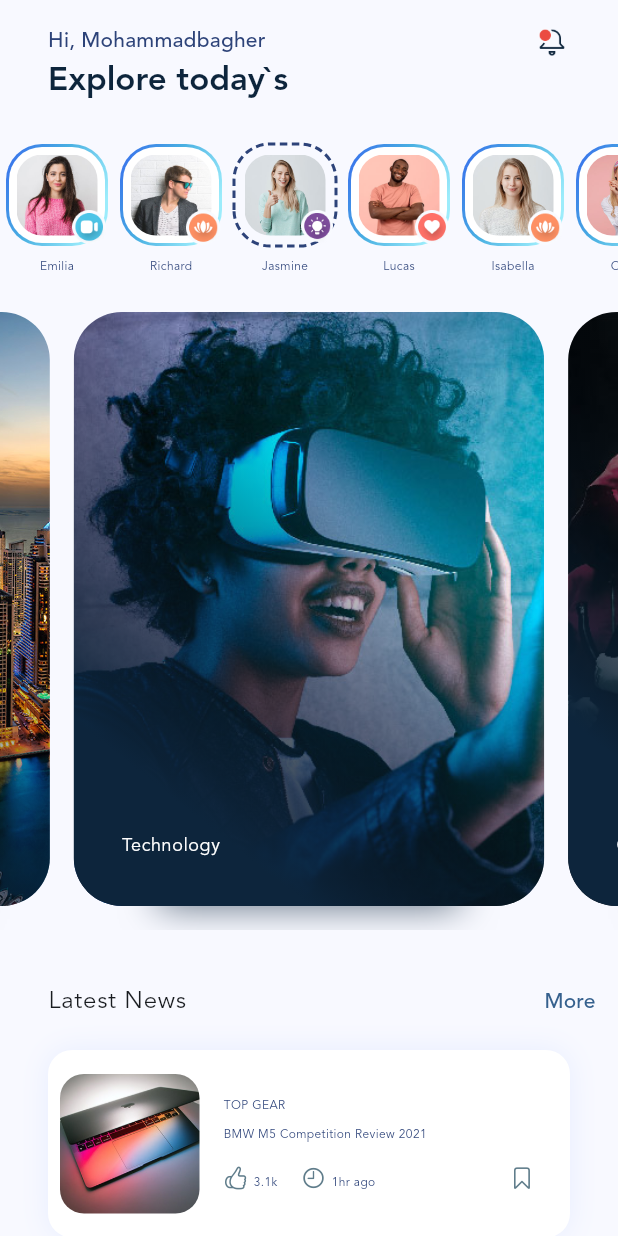
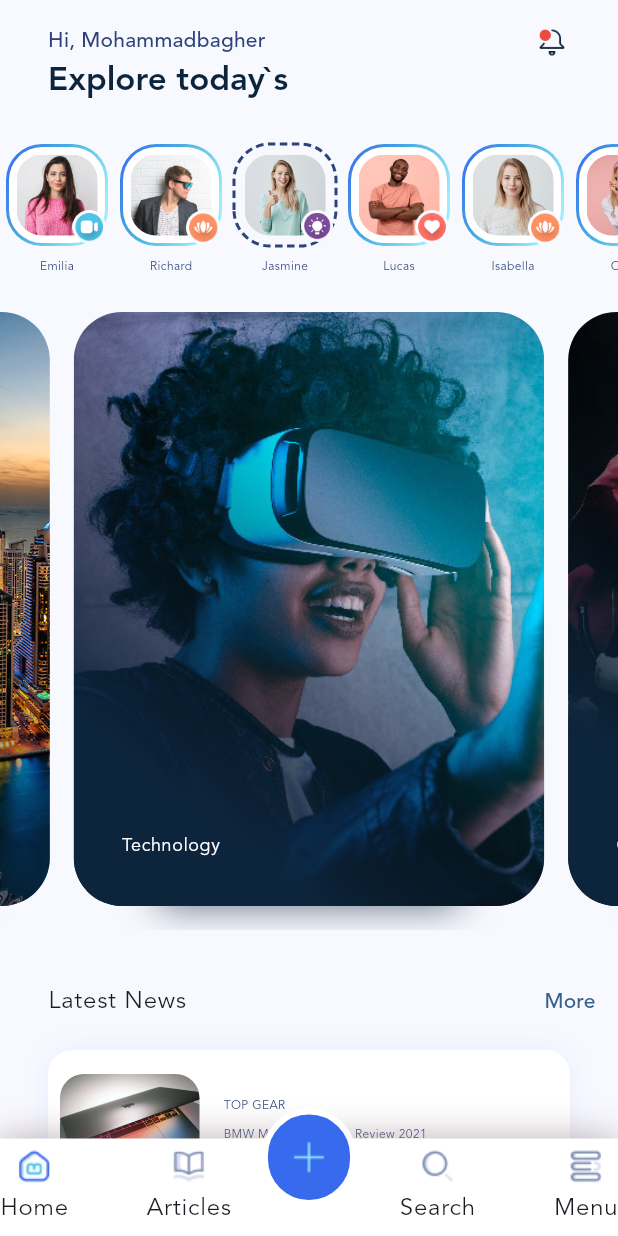
Before and after one commit to baqer2023/blog_club, a Flutter app: the screen it shows after launch, on a phone screen of 412 x 824 dp. Run offline on Flutter 3.47's test engine with Material 3 defaults, Android fonts, the phone set to English and light mode, and no system bars; drawn by our look-alikes of carousel_slider, dotted_border.

Commit message:
add navigation bar

```diff
--- a/lib/main.dart
+++ b/lib/main.dart
@@ -4,9 +4,16 @@ import 'package:carousel_slider/carousel_slider.dart';
 import 'package:dotted_border/dotted_border.dart';
 import 'package:flutter/cupertino.dart';
 import 'package:flutter/material.dart';
+import 'package:flutter/services.dart';
 import 'package:flutter_application_1/data.dart';
 
 void main() {
+  SystemChrome.setSystemUIOverlayStyle(SystemUiOverlayStyle(
+    statusBarColor: Colors.white,
+    statusBarIconBrightness: Brightness.dark,
+    systemNavigationBarColor: Colors.white,
+    systemNavigationBarIconBrightness: Brightness.dark
+  ));
   runApp(const MyApp());
 }
 
@@ -36,7 +43,12 @@ class MyApp extends StatelessWidget {
           bodyMedium: TextStyle(color: secondaryTextColor, fontSize: 8),
         ),
       ),
-      home: const HomeScreen(),
+      home: Stack(
+        children: [
+          Positioned.fill(child: const HomeScreen()),
+          Positioned(bottom: 0, right: 0, left: 0, child: _BottomNavigation()),
+        ],
+      ),
     );
   }
 }
@@ -129,7 +141,6 @@ class _CategoryItem extends StatelessWidget {
   final double right;
 
   const _CategoryItem({
-    super.key,
     required this.category,
     required this.left,
     required this.right,
@@ -158,18 +169,18 @@ class _CategoryItem extends StatelessWidget {
           Positioned.fill(
             child: Container(
               margin: EdgeInsets.fromLTRB(0, 0, 0, 16),
+              foregroundDecoration: BoxDecoration(
+                borderRadius: BorderRadius.circular(32),
+                gradient: LinearGradient(
+                  begin: Alignment.bottomCenter,
+                  colors: [Color(0xff0D253C), Colors.transparent],
+                ),
+              ),
               child: ClipRRect(
                 borderRadius: BorderRadius.circular(32),
                 child: Image.asset(
                   'assets/img/posts/large/${category.imageFileName}',
                   fit: BoxFit.cover,
-                ),
-              ),
-              foregroundDecoration: BoxDecoration(
-                borderRadius: BorderRadius.circular(32),
-                gradient: LinearGradient(
-                  begin: Alignment.bottomCenter,
-                  colors: [Color(0xff0D253C), Colors.transparent],
                 ),
               ),
             ),
@@ -309,7 +320,7 @@ class _MouseScrollBehavior extends MaterialScrollBehavior {
 }
 
 class _PostList extends StatelessWidget {
-  const _PostList({super.key});
+  const _PostList();
 
   @override
   Widget build(BuildContext context) {
@@ -346,10 +357,7 @@ class _PostList extends StatelessWidget {
 }
 
 class _Post extends StatelessWidget {
-  const _Post({
-    super.key,
-    required this.post,
-  });
+  const _Post({required this.post});
 
   final PostData post;
 
@@ -362,9 +370,7 @@ class _Post extends StatelessWidget {
       decoration: BoxDecoration(
         color: Colors.white,
         borderRadius: BorderRadius.circular(16),
-        boxShadow: const [
-          BoxShadow(blurRadius: 16, color: Color(0x1a5282FF))
-        ],
+        boxShadow: const [BoxShadow(blurRadius: 16, color: Color(0x1a5282FF))],
       ),
       child: Row(
         children: [
@@ -386,13 +392,19 @@ class _Post extends StatelessWidget {
                   Row(
                     crossAxisAlignment: CrossAxisAlignment.end,
                     children: [
-                      const Icon(CupertinoIcons.hand_thumbsup,
-                      size: 16, color: Colors.blueGrey),
+                      const Icon(
+                        CupertinoIcons.hand_thumbsup,
+                        size: 16,
+                        color: Colors.blueGrey,
+                      ),
                       const SizedBox(width: 4),
                       Text(post.likes),
                       const SizedBox(width: 16),
-                  const Icon(CupertinoIcons.clock,
-                      size: 16, color: Colors.blueGrey),
+                      const Icon(
+                        CupertinoIcons.clock,
+                        size: 16,
+                        color: Colors.blueGrey,
+                      ),
                       const SizedBox(width: 4),
                       Text(post.time),
                       const Spacer(),
@@ -405,7 +417,7 @@ class _Post extends StatelessWidget {
                         ),
                       ),
                     ],
-                  )
+                  ),
                 ],
               ),
             ),
@@ -415,3 +427,99 @@ class _Post extends StatelessWidget {
     );
   }
 }
+
+class _BottomNavigation extends StatelessWidget {
+  @override
+  Widget build(BuildContext context) {
+    return Container(
+      height: 85,
+      child: Stack(
+        children: [
+          Positioned(
+            left: 0,
+            bottom: 0,
+            right: 0,
+            child: Container(
+              height: 65,
+              decoration: BoxDecoration(
+                color: Colors.white,
+                boxShadow: [
+                  BoxShadow(blurRadius: 20, color: Color(0xaa988487)),
+                ],
+              ),
+              child: Row(
+                mainAxisAlignment: MainAxisAlignment.spaceBetween,
+                children: [
+                  BottomNavigationItem(
+                    iconFileName: 'Home.png',
+                    activeIconFileName: 'Home.png',
+                    title: 'Home',
+                  ),
+                  BottomNavigationItem(
+                    iconFileName: 'Articles.png',
+                    activeIconFileName: 'Articles.png',
+                    title: 'Articles',
+                  ),
+                  SizedBox(width: 8),
+                  BottomNavigationItem(
+                    iconFileName: 'Search.png',
+                    activeIconFileName: 'Search.png',
+                    title: 'Search',
+                  ),
+                  BottomNavigationItem(
+                    iconFileName: 'Menu.png',
+                    activeIconFileName: 'Menu.png',
+                    title: 'Menu',
+                  ),
+                ],
+              ),
+            ),
+          ),
+          Center(
+            child: Container(
+              height: 85,
+              width: 65,
+              alignment: Alignment.topCenter,
+
+              child: Container(
+                height: 65,
+
+                child: Image.asset('assets/img/icons/plus.png'),
+                decoration: BoxDecoration(
+                  borderRadius: BorderRadius.circular(32.5),
+                  color: Color(0xff376AED),
+                  border: Border.all(color: Colors.white, width: 4),
+                ),
+              ),
+            ),
+          ),
+        ],
+      ),
+    );
+  }
+}
+
+class BottomNavigationItem extends StatelessWidget {
+  final String iconFileName;
+  final String activeIconFileName;
+  final String title;
+
+  const BottomNavigationItem({
+    super.key,
+    required this.iconFileName,
+    required this.activeIconFileName,
+    required this.title,
+  });
+
+  @override
+  Widget build(BuildContext context) {
+    return Column(
+      mainAxisAlignment: MainAxisAlignment.center,
+      children: [
+        Image.asset('assets/img/icons/$iconFileName'),
+        SizedBox(height: 4),
+        Text(title, style: Theme.of(context).textTheme.bodyLarge),
+      ],
+    );
+  }
+}
```
Lines whose indentation alone changed are shown as unchanged.
